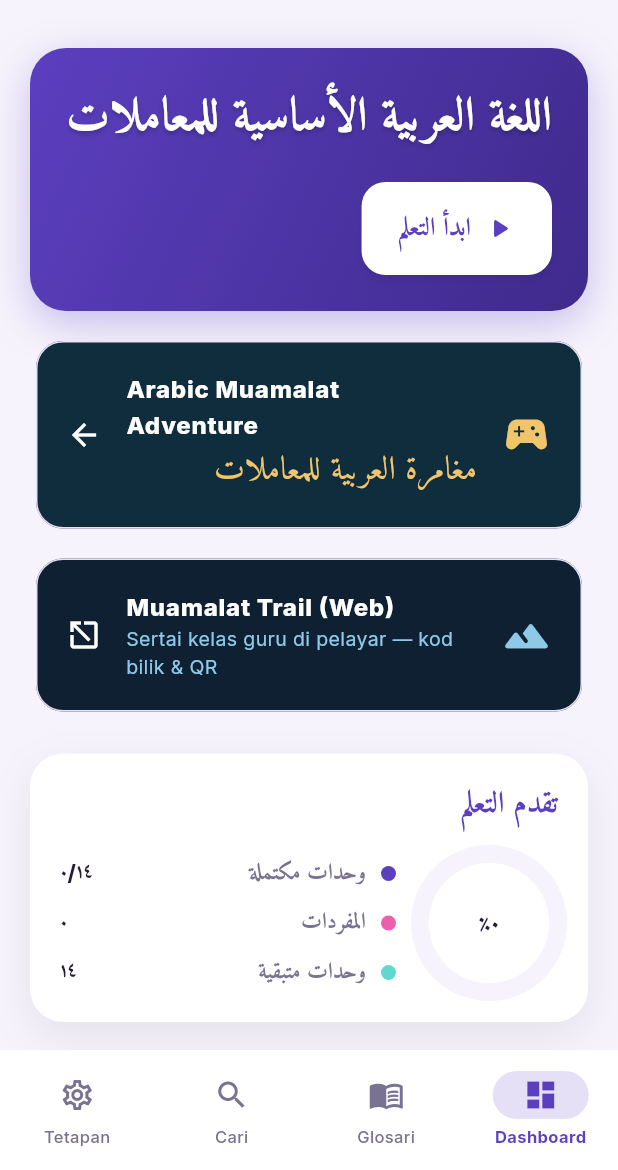
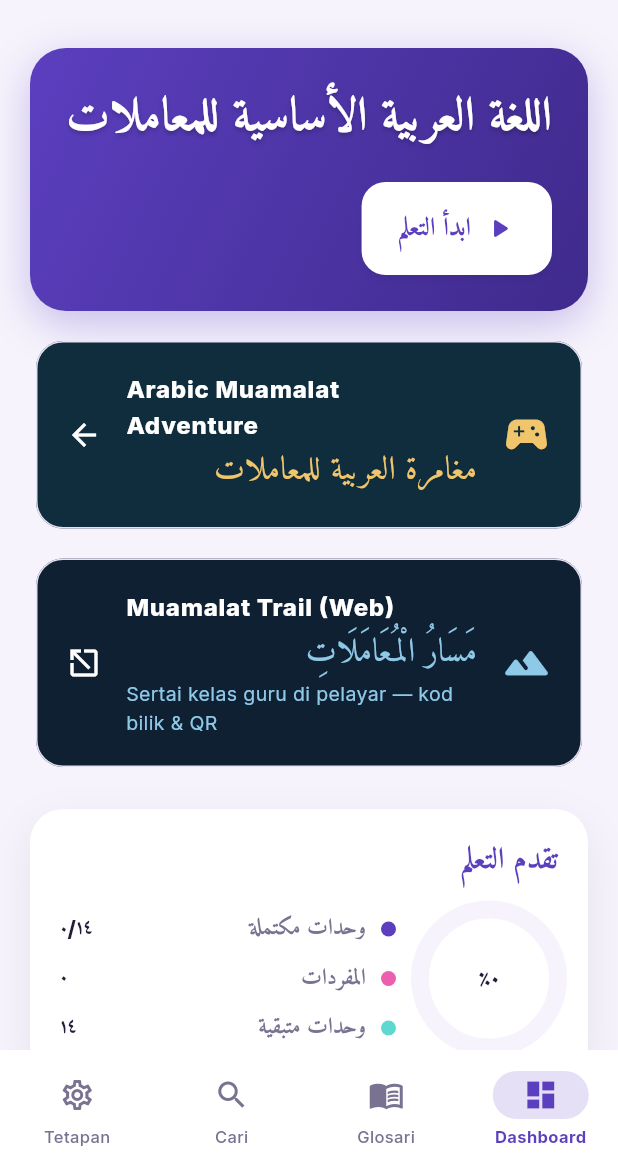
Before and after one commit to muzzammilKIAS/umt3033_flutter, a Flutter app: the screen it shows after launch, on a phone screen of 412 x 824 dp, the part 66-1236 px from its top. Run offline on Flutter 3.47's test engine with Material 3 defaults, Android fonts, the phone set to English and light mode, and no system bars; our stand-ins replace firebase_auth, firebase_core, firebase_database, flutter_tts, just_audio, qr_flutter and 2 more; missing offline and left inert: dart:js_interop, flame; accounts and stored records are empty.

Commit message:
Add Arabic label to the Muamalat Trail dashboard card
Matches the pattern used by the Arabic Muamalat Adventure card
right above it (Amiri, same accent colour, same size/line-height).

Co-Authored-By: Claude Sonnet 5 <noreply@anthropic.com>

```diff
--- a/lib/screens/dashboard_screen.dart
+++ b/lib/screens/dashboard_screen.dart
@@ -135,10 +135,28 @@ class DashboardScreen extends StatelessWidget {
                         fontWeight: FontWeight.w800,
                       ),
                     ),
-                    subtitle: const Text(
-                      'Sertai kelas guru di pelayar — kod bilik & QR',
-                      textDirection: TextDirection.ltr,
-                      style: TextStyle(color: Color(0xFF8EC9E8), fontSize: 13),
+                    subtitle: Column(
+                      crossAxisAlignment: CrossAxisAlignment.start,
+                      mainAxisSize: MainAxisSize.min,
+                      children: const [
+                        Text(
+                          'مَسَارُ الْمُعَامَلَاتِ',
+                          style: TextStyle(
+                            fontFamily: 'Amiri',
+                            color: Color(0xFF8EC9E8),
+                            fontSize: 22,
+                            height: 1.7,
+                          ),
+                        ),
+                        Text(
+                          'Sertai kelas guru di pelayar — kod bilik & QR',
+                          textDirection: TextDirection.ltr,
+                          style: TextStyle(
+                            color: Color(0xFF8EC9E8),
+                            fontSize: 13,
+                          ),
+                        ),
+                      ],
                     ),
                     onTap: () => launchUrl(
                       Uri.parse(muamalatTrailUrl),
```
